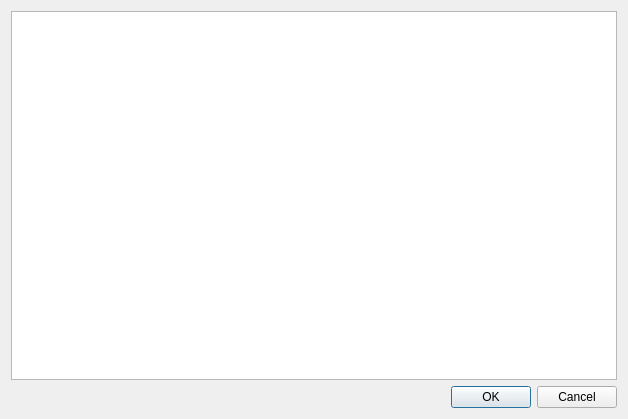
First picture: the form in src/ui/localmodupdatedialog.ui, repository kaniol-lck/modmanager, before the edit.
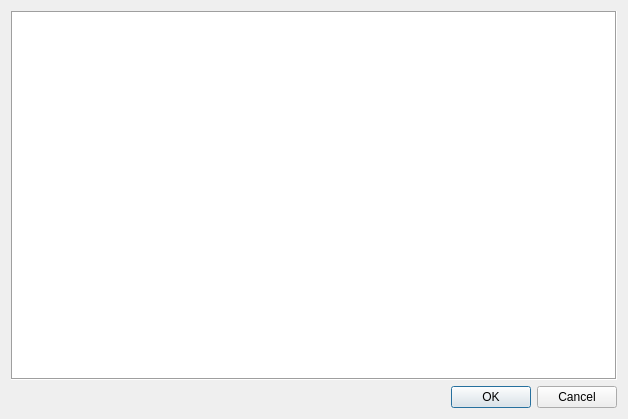
Second picture: the form after the edit.

Diff of the .ui file:
```diff
--- a/src/ui/localmodupdatedialog.ui
+++ b/src/ui/localmodupdatedialog.ui
@@ -29,6 +29,12 @@
    </item>
    <item row="0" column="0">
     <widget class="QTableView" name="updateTableView">
+     <property name="styleSheet">
+      <string notr="true"/>
+     </property>
+     <property name="frameShape">
+      <enum>QFrame::Box</enum>
+     </property>
      <property name="sizeAdjustPolicy">
       <enum>QAbstractScrollArea::AdjustToContents</enum>
      </property>
```
